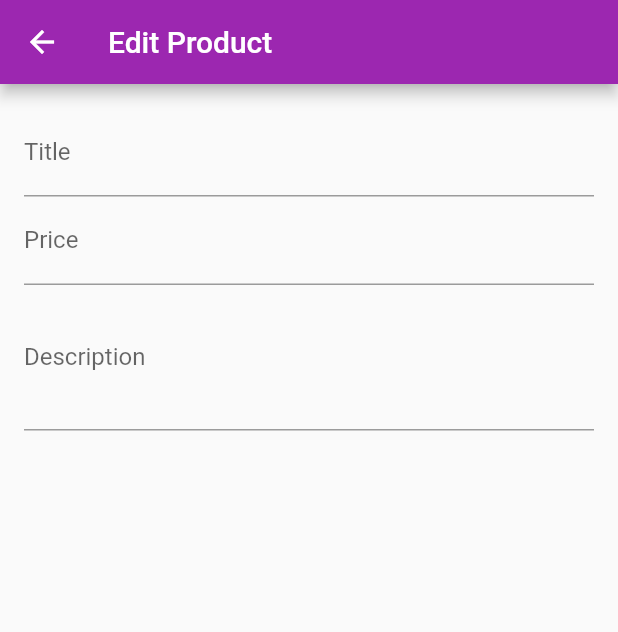
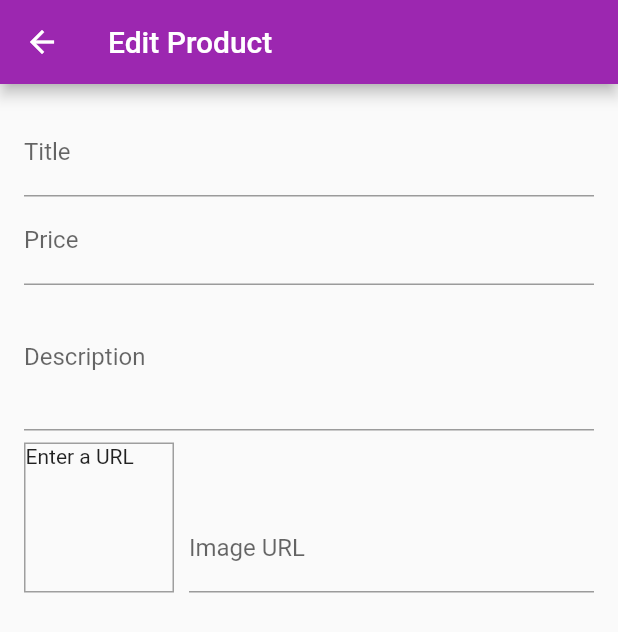
Before and after one commit to 4010424ali/shop_app, a Flutter app: the EditProductScreen screen opened by its route, on a phone screen of 412 x 824 dp. Shown: the top 632 px of the screen. Run offline on Flutter 3.47's test engine with Material 2 defaults, Android fonts, the phone set to English and light mode, and no system bars; network calls fail.

Commit message:
Take Form data and display it on real titme when focus of to text field

```diff
--- a/lib/screens/cart_screen.dart
+++ b/lib/screens/cart_screen.dart
@@ -35,7 +35,7 @@ class CartScrenn extends StatelessWidget {
                     label: Text(
                       "\$${cart.totalAmount}",
                       style: TextStyle(
-                        color: Theme.of(context).primaryTextTheme.title.color,
+                        color: Colors.grey,
                       ),
                     ),
                     backgroundColor: Theme.of(context).primaryColor,
--- a/lib/screens/edit_product_screnn.dart
+++ b/lib/screens/edit_product_screnn.dart
@@ -9,13 +9,30 @@ class EditProductScreen extends StatefulWidget {
 class _EditProductScreenState extends State<EditProductScreen> {
   final _priceFocusNode = FocusNode();
   final _descriptionNode = FocusNode();
+  final _imageUrlFocusNode = FocusNode();
+  final _imageUrlController = TextEditingController();
+
+  @override
+  void initState() {
+    _imageUrlFocusNode.addListener(_updateImageUrl);
+    super.initState();
+  }
 
   // We should close the focus node. Otherwise it will leak with the momery
   @override
   void dispose() {
+    _imageUrlFocusNode.removeListener(_updateImageUrl);
     _priceFocusNode.dispose();
     _descriptionNode.dispose();
+    _imageUrlFocusNode.dispose();
+    _imageUrlController.dispose();
     super.dispose();
+  }
+
+  void _updateImageUrl() {
+    if (!_imageUrlFocusNode.hasFocus) {
+      setState(() {});
+    }
   }
 
   @override
@@ -51,6 +68,35 @@ class _EditProductScreenState extends State<EditProductScreen> {
                 keyboardType: TextInputType.multiline,
                 focusNode: _descriptionNode,
               ),
+              Row(
+                crossAxisAlignment: CrossAxisAlignment.end,
+                children: <Widget>[
+                  Container(
+                    width: 100,
+                    height: 100,
+                    margin: const EdgeInsets.only(top: 8, right: 10),
+                    decoration: BoxDecoration(
+                        border: Border.all(width: 1, color: Colors.grey)),
+                    child: _imageUrlController.text.isEmpty
+                        ? Text("Enter a URL")
+                        : FittedBox(
+                            child: Image.network(
+                              _imageUrlController.text,
+                              fit: BoxFit.cover,
+                            ),
+                          ),
+                  ),
+                  Expanded(
+                    child: TextFormField(
+                      decoration: InputDecoration(labelText: 'Image URL'),
+                      keyboardType: TextInputType.url,
+                      textInputAction: TextInputAction.done,
+                      controller: _imageUrlController,
+                      focusNode: _imageUrlFocusNode,
+                    ),
+                  )
+                ],
+              ),
             ],
           ),
         ),
--- a/pubspec.yaml
+++ b/pubspec.yaml
@@ -20,8 +20,6 @@ dependencies:
   flutter:
     sdk: flutter
   provider: ^4.0.3
-  # The following adds the Cupertino Icons font to your application.
-  # Use with the CupertinoIcons class for iOS style icons.
   cupertino_icons: ^0.1.2
   intl: ^0.16.1
 
```
Also changed, not shown: pubspec.lock, 2 other files.
